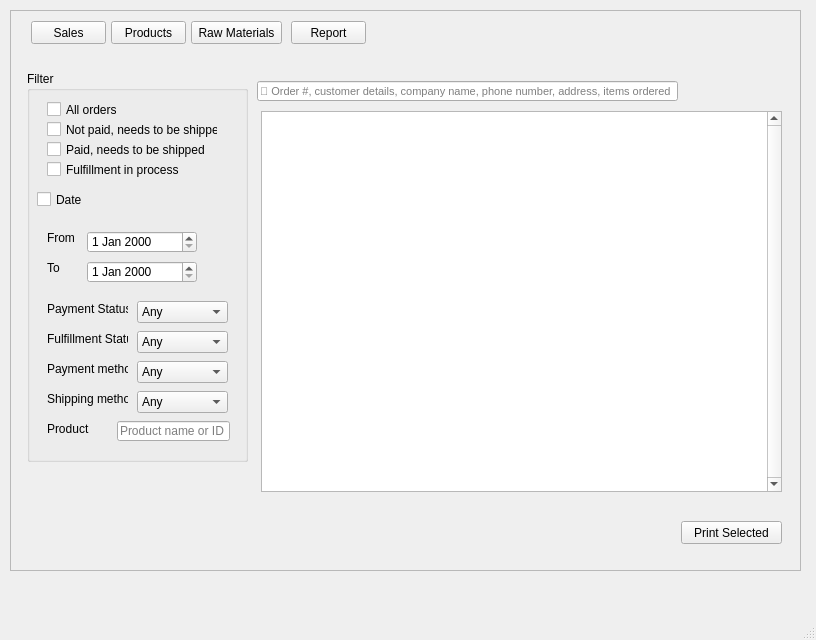
This is sales_screen.ui in haniakashif/Safatique-Database as Qt 5 draws it before an edit. The edited form follows.
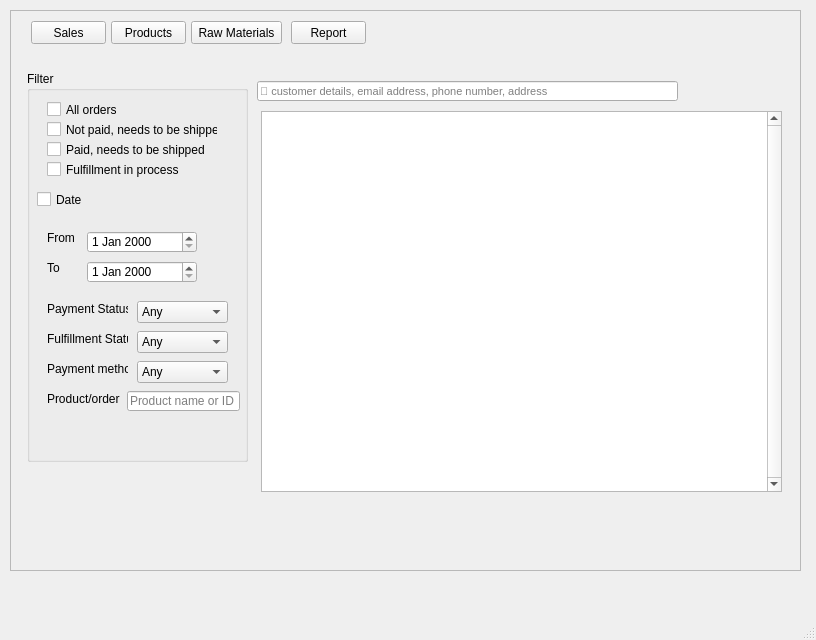
This is the edited form.

Diff of the .ui file:
```diff
--- a/sales_screen.ui
+++ b/sales_screen.ui
@@ -322,49 +322,11 @@
         </property>
        </item>
       </widget>
-      <widget class="QLabel" name="label_13">
-       <property name="geometry">
-        <rect>
-         <x>20</x>
-         <y>320</y>
-         <width>81</width>
-         <height>16</height>
-        </rect>
-       </property>
-       <property name="text">
-        <string>Shipping method</string>
-       </property>
-      </widget>
-      <widget class="QComboBox" name="filtersm_2">
-       <property name="geometry">
-        <rect>
-         <x>110</x>
-         <y>320</y>
-         <width>91</width>
-         <height>22</height>
-        </rect>
-       </property>
-       <item>
-        <property name="text">
-         <string>Any</string>
-        </property>
-       </item>
-       <item>
-        <property name="text">
-         <string>Courier</string>
-        </property>
-       </item>
-       <item>
-        <property name="text">
-         <string>Self pickup</string>
-        </property>
-       </item>
-      </widget>
       <widget class="QLineEdit" name="filterproduct_2">
        <property name="geometry">
         <rect>
-         <x>90</x>
-         <y>350</y>
+         <x>100</x>
+         <y>320</y>
          <width>113</width>
          <height>20</height>
         </rect>
@@ -380,13 +342,13 @@
        <property name="geometry">
         <rect>
          <x>20</x>
-         <y>350</y>
+         <y>320</y>
          <width>81</width>
          <height>16</height>
         </rect>
        </property>
        <property name="text">
-        <string>Product</string>
+        <string>Product/order</string>
        </property>
       </widget>
      </widget>
@@ -405,20 +367,7 @@
        </font>
       </property>
       <property name="placeholderText">
-       <string>🔎︎ Order #, customer details, company name, phone number, address, items ordered</string>
-      </property>
-     </widget>
-     <widget class="QPushButton" name="printselected">
-      <property name="geometry">
-       <rect>
-        <x>670</x>
-        <y>510</y>
-        <width>101</width>
-        <height>23</height>
-       </rect>
-      </property>
-      <property name="text">
-       <string>Print Selected</string>
+       <string>🔎︎ customer details, email address, phone number, address</string>
       </property>
      </widget>
      <widget class="QLineEdit" name="price">
```
Left out of the diff: 4 changed lines with no effect on the pictures.
